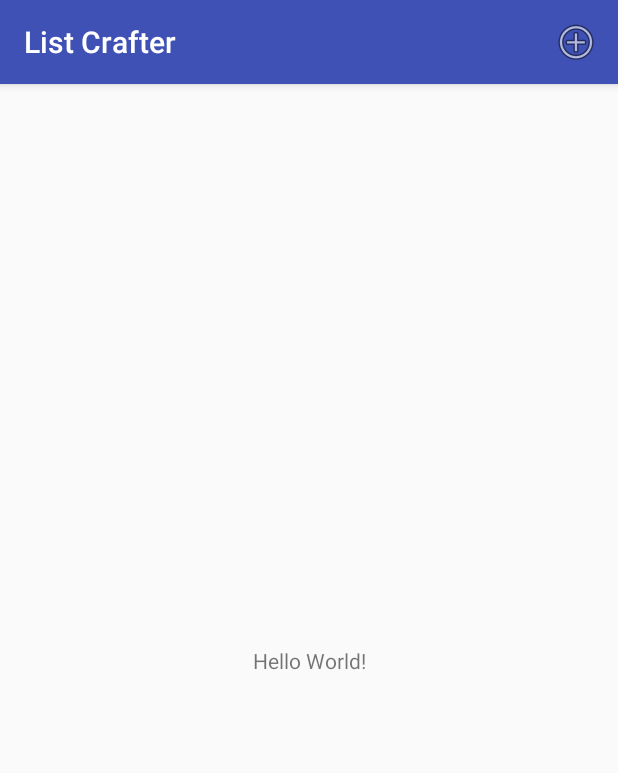
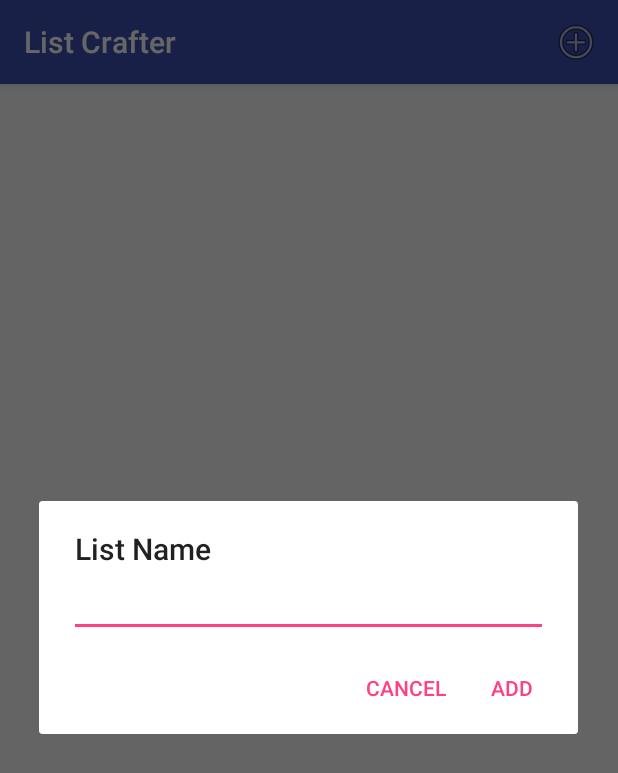
Before and after one commit to b-reynolds/sticky-lists, an Android app: the screen it shows after launch (ListsOverviewActivity), after a tap on "Add List", on a phone screen of 412 x 824 dp. Shown: the top 773 px of the screen. Run offline under Robolectric (Android 15) with nearby library versions, the light colour scheme and no system bars.

Commit message:
Implement loading, adding and saving of 'ListEntry's

```diff
--- a/app/src/main/java/io/benreynolds/listcrafter/ListsOverviewActivity.java
+++ b/app/src/main/java/io/benreynolds/listcrafter/ListsOverviewActivity.java
@@ -1,16 +1,39 @@
 package io.benreynolds.listcrafter;
 
+import android.app.AlertDialog;
+import android.content.DialogInterface;
+import android.os.Bundle;
 import android.support.v7.app.AppCompatActivity;
-import android.os.Bundle;
+import android.text.InputFilter;
+import android.text.InputType;
 import android.view.Menu;
 import android.view.MenuInflater;
+import android.view.MenuItem;
+import android.view.ViewGroup;
+import android.widget.EditText;
+import android.widget.FrameLayout;
+import android.widget.ListView;
+
+import java.util.ArrayList;
 
 public class ListsOverviewActivity extends AppCompatActivity {
+
+    final ArrayList<ListEntry> mListEntries = new ArrayList<>();
+    private ListEntryListAdapter mListEntryListAdapter;
 
     @Override
     protected void onCreate(Bundle savedInstanceState) {
         super.onCreate(savedInstanceState);
         setContentView(R.layout.activity_lists_overview);
+
+        mListEntryListAdapter = new ListEntryListAdapter(this, mListEntries);
+        ListView lvListEntries = findViewById(R.id.lvListEntries);
+        lvListEntries.setAdapter(mListEntryListAdapter);
+
+        ArrayList<ListEntry> savedLists = IOUtil.loadListEntries(this);
+        if(savedLists != null && !savedLists.isEmpty()) {
+            mListEntries.addAll(savedLists);
+        }
     }
 
     @Override
@@ -20,4 +43,63 @@ public class ListsOverviewActivity extends AppCompatActivity {
         return true;
     }
 
+    @Override
+    public boolean onOptionsItemSelected(MenuItem item) {
+        switch (item.getItemId()) {
+            case R.id.action_add_list:
+                promptUserToAddNewListEntry();
+                return true;
+            default:
+                return super.onOptionsItemSelected(item);
+        }
+    }
+
+    private void promptUserToAddNewListEntry() {
+        // Create an AlertDialog.Builder that will be used to prompt users to enter a name for the new list.
+        final AlertDialog.Builder alertDialogBuilder = new AlertDialog.Builder(this);
+
+        // Create a frame layout with an increased left and right margin so that the EditText box will look nicer.
+        FrameLayout frameLayout = new FrameLayout(this);
+        FrameLayout.LayoutParams layoutParams = new  FrameLayout.LayoutParams(ViewGroup.LayoutParams.MATCH_PARENT, ViewGroup.LayoutParams.WRAP_CONTENT);
+        layoutParams.leftMargin = getResources().getDimensionPixelSize(R.dimen.dialog_margin);
+        layoutParams.rightMargin = getResources().getDimensionPixelSize(R.dimen.dialog_margin);
+
+        // Create the EditText that will be used by users to enter their desired list name,
+        final EditText etListName = new EditText(this);
+
+        // Assign the previously defined layout parameters to the EditText and apply properties that aim to restrict invalid data entry.
+        etListName.setLayoutParams(layoutParams);
+        etListName.setInputType(InputType.TYPE_CLASS_TEXT);
+        etListName.setFilters( new InputFilter[] { new InputFilter.LengthFilter(ListEntry.NAME_LENGTH_MAX_CHARACTERS) } );
+        etListName.setSingleLine();
+
+        // Add the EditText to the FrameLayout, and assign the FrameLayout to the 'DialogBox's view.
+        frameLayout.addView(etListName);
+        alertDialogBuilder.setView(frameLayout);
+
+        // Set the title text of the DialogBox.
+        alertDialogBuilder.setTitle(R.string.dialog_title_list_name);
+
+        // Add a positive button to the DialogBox that adds a new list that is named as requested.
+        alertDialogBuilder.setPositiveButton(R.string.dialog_add_list_positive_button, new DialogInterface.OnClickListener() {
+            @Override
+            public void onClick(DialogInterface dialog, int which) {
+                mListEntries.add(new ListEntry(etListName.getText().toString()));
+                mListEntryListAdapter.notifyDataSetChanged();
+                IOUtil.saveListEntries(ListsOverviewActivity.this, mListEntries);
+            }
+        });
+
+        // Add a negative button to the DialogBox that closes the DialogBox and does not add any new lists.
+        alertDialogBuilder.setNegativeButton(R.string.dialog_add_list_negative_button, new DialogInterface.OnClickListener() {
+            @Override
+            public void onClick(DialogInterface dialog, int which) {
+                dialog.cancel();
+            }
+        });
+
+        // Create and show the DialogBox.
+        alertDialogBuilder.create().show();
+    }
+
 }
--- a/app/src/main/res/layout/activity_lists_overview.xml
+++ b/app/src/main/res/layout/activity_lists_overview.xml
@@ -6,13 +6,17 @@
     android:layout_height="match_parent"
     tools:context=".ListsOverviewActivity">
 
-    <TextView
-        android:layout_width="wrap_content"
-        android:layout_height="wrap_content"
-        android:text="Hello World!"
+    <ListView
+        android:id="@+id/lvListEntries"
+        android:layout_width="0dp"
+        android:layout_height="0dp"
+        android:layout_marginBottom="8dp"
+        android:layout_marginEnd="8dp"
+        android:layout_marginStart="8dp"
+        android:layout_marginTop="8dp"
         app:layout_constraintBottom_toBottomOf="parent"
-        app:layout_constraintLeft_toLeftOf="parent"
-        app:layout_constraintRight_toRightOf="parent"
+        app:layout_constraintEnd_toEndOf="parent"
+        app:layout_constraintStart_toStartOf="parent"
         app:layout_constraintTop_toTopOf="parent" />
 
 </android.support.constraint.ConstraintLayout>
--- /dev/null
+++ b/app/src/main/res/values/dimens.xml
@@ -0,0 +1,4 @@
+<?xml version="1.0" encoding="utf-8"?>
+<resources>
+    <dimen name="dialog_margin">20dp</dimen>
+</resources>
--- a/app/src/main/res/values/strings.xml
+++ b/app/src/main/res/values/strings.xml
@@ -1,4 +1,7 @@
 <resources>
     <string name="app_name">List Crafter</string>
     <string name="action_add_list">Add List</string>
+    <string name="dialog_title_list_name">List Name</string>
+    <string name="dialog_add_list_positive_button">ADD</string>
+    <string name="dialog_add_list_negative_button">@android:string/cancel</string>
 </resources>
```
